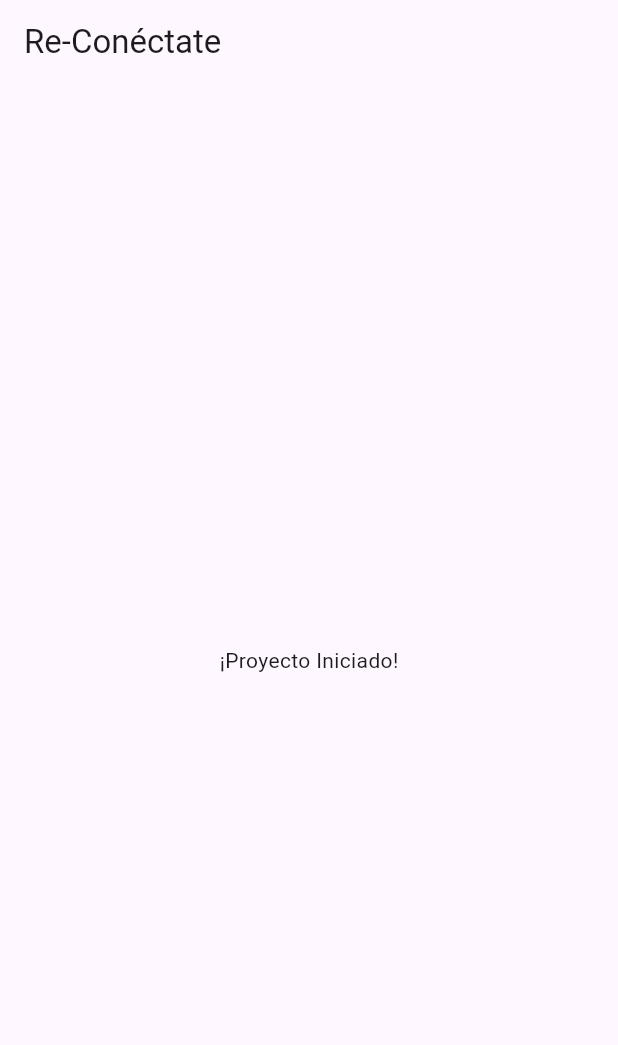
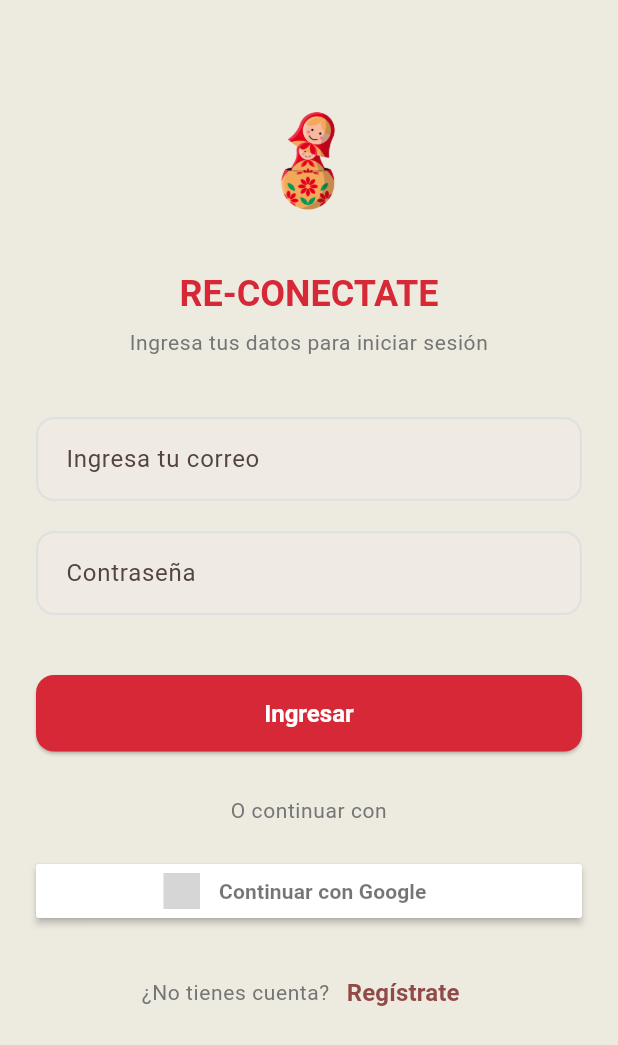
Before and after one commit to GalenRobles/App_Re-Conectate, a Flutter app: the screen it shows after launch, on a phone screen of 412 x 824 dp. Shown: the top 1045 px of the screen. Run offline on Flutter 3.47's test engine with Material 3 defaults, Android fonts, the light colour scheme and no system bars; our stand-ins replace firebase_core, flutter_riverpod, flutter_signin_button, go_router; accounts and stored records are empty; Roboto replaces fonts that are missing (Oswald); grey boxes are pictures that could not be loaded.

Commit message:
Vistas terminadas diseno y flujo de estado

```diff
--- a/lib/app/app_widget.dart
+++ b/lib/app/app_widget.dart
@@ -1,40 +1,26 @@
 import 'package:flutter/material.dart';
 import 'package:flutter_riverpod/flutter_riverpod.dart';
+import 'package:reconectate/app/router/app_router.dart';
 
-// Aún no los creamos, así que los dejamos comentados
-// import 'package:ejemplo/app/router/app_router.dart';
-// import 'package:ejemplo/app/theme/app_theme.dart';
+// 1. IMPORTA TU NUEVO ARCHIVO DE TEMA
+import 'package:reconectate/app/theme/app_theme.dart';
 
-// Usamos un ConsumerWidget en lugar de un StatelessWidget.
-// Esto nos dará acceso a 'ref' para leer providers si lo necesitamos.
 class AppWidget extends ConsumerWidget {
   const AppWidget({super.key});
 
   @override
   Widget build(BuildContext context, WidgetRef ref) {
+    // Lee el router (como ya lo teníamos)
+    final router = ref.watch(appRouterProvider);
 
-    // Aquí es donde conectaremos GoRouter más adelante
-    // final router = ref.watch(appRouterProvider);
-
-    return MaterialApp(
-      // Por ahora, una pantalla temporal para verificar que todo funciona
-      home: Scaffold(
-        appBar: AppBar(title: const Text('Re-Conéctate')),
-        body: const Center(child: Text('¡Proyecto Iniciado!')),
-      ),
-
-      // --- TAREAS PARA DESPUÉS ---
-      // 1. Quitar el banner de "Debug"
+    return MaterialApp.router(
+      routerConfig: router,
       debugShowCheckedModeBanner: false,
-
-      // 2. Título de la app (para el sistema operativo)
       title: 'Re-Conéctate',
 
-      // 3. Conectar el tema de tu Figma
-      // theme: AppTheme.lightTheme,
-
-      // 4. Conectar el router (cuando quitemos 'home:')
-      // routerConfig: router,
+      // 2. CONECTA TU TEMA
+      // ¡Esta es la línea clave!
+      theme: AppTheme.lightTheme,
     );
   }
 }
--- a/lib/app/router/app_router.dart
+++ b/lib/app/router/app_router.dart
@@ -1,18 +1,38 @@
+import 'package:flutter/material.dart';
+import 'package:flutter_riverpod/flutter_riverpod.dart';
 import 'package:go_router/go_router.dart';
 
-// Aquí definiremos todas las rutas de la app
+// 1. Importa el "Shell" o contenedor principal (¡Lo crearemos!)
+import 'package:reconectate/app/shell/main_navigation_shell.dart';
 
-// Por ahora, solo una ruta de prueba
-final appRouter = GoRouter(
-  initialLocation: '/',
-  routes: [
-    // GoRoute(
-    //   path: '/',
-    //   builder: (context, state) => const HomeScreen(),
-    // ),
-    // GoRoute(
-    //   path: '/login',
-    //   builder: (context, state) => const LoginScreen(),
-    // ),
-  ],
-);
+// 2. Importa TODAS las pantallas que definimos
+import 'package:reconectate/features/auth/data/domain/presentation/screens/splash_screen.dart';
+import 'package:reconectate/features/auth/data/domain/presentation/screens/login_screen.dart';
+
+// 3. El Provider de Riverpod que "provee" el router a la app
+final appRouterProvider = Provider<GoRouter>((ref) {
+
+  return GoRouter(
+    initialLocation: '/', // La ruta inicial de la app
+    debugLogDiagnostics: true, // Muestra logs en la consola, útil para depurar
+
+    // --- RUTAS DE LA APP ---
+    routes: [
+
+      // --- A. Rutas de Autenticación (Sin barra de navegación) ---
+
+      GoRoute(
+        path: '/',
+        name: 'splash',
+        builder: (context, state) => const SplashScreen(),
+      ),
+      GoRoute(
+        path: '/login',
+        name: 'login',
+        builder: (context, state) => const LoginScreen(),
+      ),
+
+
+    ],
+  );
+});
--- a/lib/app/theme/app_colors.dart
+++ b/lib/app/theme/app_colors.dart
@@ -1,12 +1,49 @@
 import 'package:flutter/material.dart';
 
-// Aquí pondremos los colores de tu Figma
+/// Define la paleta de colores central de la aplicación.
+///
+/// Usamos un constructor privado `_()` para que esta clase
+/// no pueda ser instanciada. Se usa solo estáticamente.
 class AppColors {
-  // Evita que alguien instancie esta clase
-  AppColors._();
+  AppColors._(); // <-- Mantenemos tu excelente estructura
 
-  // Ejemplo basado en tu diseño (¡reemplaza el 0xFFFF0000 con el valor real!)
-  static const Color primaryRed = Color(0xFFD90429); // Estimación del rojo de tu botón
-  static const Color primaryText = Color(0xFF2B2B2B);
-  static const Color secondaryText = Color(0xFF757575);
+  // --- Colores Primarios (Basados en tu Figma) ---
+
+  /// El rojo/vino principal usado en botones y logos.
+  /// HEX: #D62837 (El valor que tenías)
+  static const Color primaryRed = Color(0xFFD62837);
+
+  /// El color amarillo/dorado de los botones secundarios y barra de carga.
+  /// HEX: #EFC760 (Confirmado)
+  static const Color primaryYellow = Color(0xFFEFC760);
+
+
+  // --- Colores de Fondo ---
+
+  /// ¡ACTUALIZADO! El color de fondo principal de la app (el "hueso").
+  /// HEX: #EDEAE0 (El que me pediste para el fondo de pantalla)
+  static const Color appBackground = Color(0xFFEDEAE0);
+
+  /// Un color sutil para el fondo de la barra de carga (del splash).
+  /// HEX: #DCD9D1 (Un tono más oscuro que el fondo para contraste)
+  static const Color loadingBarBackground = Color(0xFFDCD9D1);
+
+
+  // --- Colores Neutrales y de Texto ---
+
+  /// El color de texto principal (negro).
+  /// HEX: #000000 (El valor que tenías)
+  static const Color textPrimary = Color(0xFF000000);
+
+  /// Color de texto secundario (grises).
+  /// HEX: #757575 (El valor que tenías)
+  static const Color textSecondary = Color(0xFF757575);
+
+  /// Color para los bordes de los campos de texto.
+  /// HEX: #E0E0E0 (El valor que tenías, corregí el typo 'textFielBorder')
+  static const Color textFieldBorder = Color(0xFFE0E0E0);
+
+  /// Blanco puro.
+  /// HEX: #FFFFFF
+  static const Color white = Color(0xFFFFFFFF);
 }
--- /dev/null
+++ b/lib/app/theme/app_theme.dart
@@ -0,0 +1,59 @@
+import 'package:flutter/material.dart';
+import 'package:reconectate/app/theme/app_colors.dart';
+import 'package:reconectate/app/theme/app_typography.dart';
+
+/// Define el tema principal de la aplicación.
+class AppTheme {
+  AppTheme._(); // Constructor privado
+
+  /// El tema claro (Light Theme) para la app.
+  static final ThemeData lightTheme = ThemeData(
+    useMaterial3: true,
+    brightness: Brightness.light,
+
+    // 1. COLORES
+    primaryColor: AppColors.primaryRed,
+    scaffoldBackgroundColor: AppColors.appBackground, // <-- ✅ Correcto
+    colorScheme: ColorScheme.fromSeed(
+      seedColor: AppColors.primaryRed,
+      background: AppColors.appBackground,
+    ),
+    // 2. TIPOGRAFÍA
+    textTheme: AppTypography.mainTextTheme,
+
+    // 3. WIDGETS (¡Aquí está la magia!)
+
+    // --- Tema para ElevatedButton (Tus botones rojos) ---
+    elevatedButtonTheme: ElevatedButtonThemeData(
+      style: ElevatedButton.styleFrom(
+        backgroundColor: AppColors.primaryRed,
+        foregroundColor: AppColors.white, // Color del texto
+        textStyle: AppTypography.mainTextTheme.labelLarge,
+        shape: RoundedRectangleBorder(
+          borderRadius: BorderRadius.circular(12), // Tu diseño usa bordes redondeados
+        ),
+        padding: const EdgeInsets.symmetric(vertical: 16),
+        minimumSize: const Size(double.infinity, 50), // Ancho completo por defecto
+      ),
+    ),
+
+    // --- Tema para Campos de Texto (Tus formularios) ---
+    inputDecorationTheme: InputDecorationTheme(
+      filled: true,
+      fillColor: AppColors.white,
+      contentPadding: const EdgeInsets.symmetric(horizontal: 16, vertical: 16),
+      border: OutlineInputBorder( // Borde por defecto
+        borderRadius: BorderRadius.circular(12),
+        borderSide: const BorderSide(color: AppColors.textFieldBorder, width: 1.5),
+      ),
+      enabledBorder: OutlineInputBorder( // Borde cuando está habilitado
+        borderRadius: BorderRadius.circular(12),
+        borderSide: const BorderSide(color: AppColors.textFieldBorder, width: 1.5),
+      ),
+      focusedBorder: OutlineInputBorder( // Borde cuando tiene el foco
+        borderRadius: BorderRadius.circular(12),
+        borderSide: const BorderSide(color: AppColors.primaryRed, width: 2),
+      ),
+    ),
+  );
+}
--- a/lib/app/theme/app_typography.dart
+++ b/lib/app/theme/app_typography.dart
@@ -1,13 +1,45 @@
 import 'package:flutter/material.dart';
+import 'package:reconectate/app/theme/app_colors.dart'; // Importamos nuestros colores
 
-// Aquí pondremos los estilos de texto de tu Figma
+/// Define los estilos de texto (tipografía) de la app.
 class AppTypography {
-  AppTypography._();
+  AppTypography._(); // Constructor privado
 
-  // Ejemplo de un estilo de texto
-  static const TextStyle h1 = TextStyle(
-    fontSize: 24,
-    fontWeight: FontWeight.bold,
-    // fontFamily: 'Tu-Fuente-Personalizada',
+  /// El 'TextTheme' principal que usará la app.
+  static const TextTheme mainTextTheme = TextTheme(
+    // --- Títulos ---
+    // Para títulos grandes (ej. "RE-CONECTATE")
+    headlineMedium: TextStyle(
+      fontSize: 24,
+      fontWeight: FontWeight.bold,
+      color: AppColors.primaryRed,
+      fontFamily: 'Oswald', // (Cuando la tengas)
+    ),
+
+    // --- Cuerpo de Texto ---
+    // Para texto normal (ej. descripciones de cursos)
+    bodyMedium: TextStyle(
+      fontSize: 16,
+      fontWeight: FontWeight.normal,
+      color: AppColors.textPrimary,
+       fontFamily: 'Oswald',
+    ),
+
+    // Para texto secundario (ej. "Ingresa tu correo...")
+    bodySmall: TextStyle(
+      fontSize: 14,
+      fontWeight: FontWeight.normal,
+      color: AppColors.textSecondary,
+      fontFamily: 'Oswald',
+    ),
+
+    // --- Botones ---
+    // Para el texto dentro de los botones
+    labelLarge: TextStyle(
+      fontSize: 16,
+      fontWeight: FontWeight.bold,
+      color: AppColors.white, // Asumimos texto blanco en botones
+       fontFamily: 'Oswald',
+    ),
   );
 }
--- /dev/null
+++ b/lib/core/widgets/custom_button.dart
@@ -0,0 +1,41 @@
+// lib/core/widgets/custom_button.dart
+import 'package:flutter/material.dart';
+
+class CustomButton extends StatelessWidget {
+  /// El texto que se mostrará dentro del botón.
+  final String text;
+
+  /// La función que se ejecutará al presionar el botón.
+  final VoidCallback onPressed;
+
+  const CustomButton({
+    super.key,
+    required this.text,
+    required this.onPressed,
+  });
+
+  @override
+  Widget build(BuildContext context) {
+    // 1. Usamos un ElevatedButton.
+    // 2. ¡NO le damos estilo! ¿Por qué?
+    // 3. Porque nuestro 'AppTheme.lightTheme' (en app_theme.dart)
+    //    ya tiene un 'elevatedButtonTheme' que le da
+    //    automáticamente el color rojo, los bordes redondeados
+    //    y el tamaño de fuente correcto.
+    return ElevatedButton(
+      onPressed: onPressed,
+      child: Text(text),
+    );
+
+    // NOTA: Si quisieras un botón AMARILLO (como el de tu diseño)
+    // podrías hacer esto:
+    // return ElevatedButton(
+    //   style: ElevatedButton.styleFrom(
+    //     backgroundColor: AppColors.primaryYellow,
+    //     foregroundColor: AppColors.primaryText, // Texto negro
+    //   ),
+    //   onPressed: onPressed,
+    //   child: Text(text),
+    // );
+  }
+}
--- /dev/null
+++ b/lib/core/widgets/custom_text_field.dart
@@ -0,0 +1,53 @@
+// lib/core/widgets/custom_text_field.dart
+import 'package:flutter/material.dart';
+
+class CustomTextField extends StatelessWidget {
+  final String hintText;
+  final bool obscureText;
+  final TextEditingController? controller;
+  final TextInputType keyboardType;
+  final String? Function(String?)? validator;
+
+  const CustomTextField({
+    super.key,
+    required this.hintText,
+    this.obscureText = false,
+    this.controller,
+    this.keyboardType = TextInputType.text,
+    this.validator,
+  });
+
+  @override
+  Widget build(BuildContext context) {
+    // Usamos el tema de tu app para los colores y bordes
+    final theme = Theme.of(context);
+
+    return TextFormField(
+      controller: controller,
+      obscureText: obscureText,
+      keyboardType: keyboardType,
+      validator: validator,
+      decoration: InputDecoration(
+        hintText: hintText,
+        // Color de fondo basado en tu diseño (probablemente un gris claro o blanco)
+        filled: true,
+        fillColor: theme.colorScheme.surface.withOpacity(0.1),
+        // Bordes redondeados
+        border: OutlineInputBorder(
+          borderRadius: BorderRadius.circular(12.0),
+          borderSide: BorderSide.none, // Sin borde, como en tu diseño
+        ),
+        // Borde cuando hay un error (puedes ajustarlo a tu color de error)
+        errorBorder: OutlineInputBorder(
+          borderRadius: BorderRadius.circular(12.0),
+          borderSide: BorderSide(color: theme.colorScheme.error, width: 1.5),
+        ),
+        // Borde cuando está enfocado
+        focusedBorder: OutlineInputBorder(
+          borderRadius: BorderRadius.circular(12.0),
+          borderSide: BorderSide(color: theme.primaryColor, width: 1.5),
+        ),
+      ),
+    );
+  }
+}
--- /dev/null
+++ b/lib/features/auth/data/domain/presentation/screens/login_screen.dart
@@ -0,0 +1,133 @@
+import 'package:flutter/material.dart';
+import 'package:flutter_riverpod/flutter_riverpod.dart';
+import 'package:reconectate/core/widgets/custom_button.dart';
+import 'package:reconectate/core/widgets/custom_text_field.dart';
+import 'package:flutter_signin_button/flutter_signin_button.dart';
+
+class LoginScreen extends ConsumerStatefulWidget {
+  const LoginScreen({super.key});
+
+  @override
+  ConsumerState<LoginScreen> createState() => _LoginScreenState();
+}
+
+class _LoginScreenState extends ConsumerState<LoginScreen> {
+  // Es una buena práctica usar controladores para los campos de texto
+  final _emailController = TextEditingController();
+  final _passwordController = TextEditingController();
+
+  // Y un GlobalKey para el formulario si vas a usar validación
+  final _formKey = GlobalKey<FormState>();
+
+  @override
+  void dispose() {
+    _emailController.dispose();
+    _passwordController.dispose();
+    super.dispose();
+  }
+
+  @override
+  Widget build(BuildContext context) {
+    final textTheme = Theme.of(context).textTheme;
+
+    return Scaffold(
+      body: SafeArea(
+        child: Padding(
+          padding: const EdgeInsets.symmetric(horizontal: 24.0),
+          // Usamos SingleChildScrollView para evitar que el teclado tape los campos
+          child: SingleChildScrollView(
+            child: Form(
+              key: _formKey,
+              child: Column(
+                mainAxisAlignment: MainAxisAlignment.center,
+                crossAxisAlignment: CrossAxisAlignment.stretch,
+                children: [
+                  const SizedBox(height: 60),
+
+                  // 1. Logo de la Matrioska (¡Añadido!)
+                  // Debes agregar tu imagen en una carpeta 'assets/images/'
+                  // y declararla en pubspec.yaml
+                  Image.asset(
+                    'assets/images/logo.png', // Ajusta esta ruta
+                    height: 100, // Ajusta el tamaño
+                  ),
+                  const SizedBox(height: 20),
+
+                  // 2. Títulos (como los tenías)
+                  Text(
+                    'RE-CONECTATE',
+                    textAlign: TextAlign.center,
+                    style: textTheme.headlineMedium, // Usando tu tema
+                  ),
+                  const SizedBox(height: 8),
+                  Text(
+                    'Ingresa tus datos para iniciar sesión',
+                    textAlign: TextAlign.center,
+                    style: textTheme.bodySmall, // Usando tu tema
+                  ),
+                  const SizedBox(height: 40),
+
+                  // 3. Campos de texto (usando nuestro widget)
+                  CustomTextField(
+                    controller: _emailController,
+                    hintText: 'Ingresa tu correo',
+                    keyboardType: TextInputType.emailAddress,
+                    // TODO: Añadir validación desde core/utils/validators.dart
+                  ),
+                  const SizedBox(height: 20),
+                  CustomTextField(
+                    controller: _passwordController,
+                    hintText: 'Contraseña',
+                    obscureText: true,
+                  ),
+                  const SizedBox(height: 40),
+
+                  // 4. Botón de Ingresar (como lo tenías)
+                  CustomButton(
+                    text: 'Ingresar', // Tu diseño usa 'Ingresar'
+                    onPressed: () {
+                      // TODO: Aquí va la lógica de login con Riverpod
+                    },
+                  ),
+                  const SizedBox(height: 30),
+
+                  // 5. Botones de Login
+                  Text(
+                    'O continuar con',
+                    textAlign: TextAlign.center,
+                    style: textTheme.bodySmall,
+                  ),
+                  const SizedBox(height: 20),
+                  SignInButton(
+                    Buttons.Google,
+                    text: "Continuar con Google",
+                    onPressed: () {
+                      // TODO: Aquí va la lógica de google_sign_in
+                    },
+                  ),
+                  const SizedBox(height: 20),
+
+                  // 6. Botón para ir a Registro (¡Muy importante!)
+                  // Tu diseño no lo muestra, pero es fundamental para el flujo.
+                  Row(
+                    mainAxisAlignment: MainAxisAlignment.center,
+                    children: [
+                      Text("¿No tienes cuenta?", style: textTheme.bodySmall),
+                      TextButton(
+                        child: const Text('Regístrate'),
+                        onPressed: () {
+                          // TODO: Navegar a la pantalla de registro
+                          // Ejemplo con go_router: context.push('/register');
+                        },
+                      ),
+                    ],
+                  ),
+                ],
+              ),
+            ),
+          ),
+        ),
+      ),
+    );
+  }
+}
--- /dev/null
+++ b/lib/features/auth/presentation/screens/login_screen.dart
@@ -0,0 +1 @@
+// TODO Implement this library.
```
Also changed, not shown: lib/app/shell/main_navigation_shell.dart (added, +15 -0 lines), lib/features/auth/data/domain/presentation/screens/register_screen.dart (added, +13 -0 lines), lib/features/auth/data/domain/presentation/screens/splash_screen.dart (added, +108 -0 lines), lib/features/auth/data/domain/presentation/screens/verification_email_screen.dart (added, +13 -0 lines), pubspec.yaml (+11 -6 lines), assets/images/logo.png (added), pubspec.lock.
